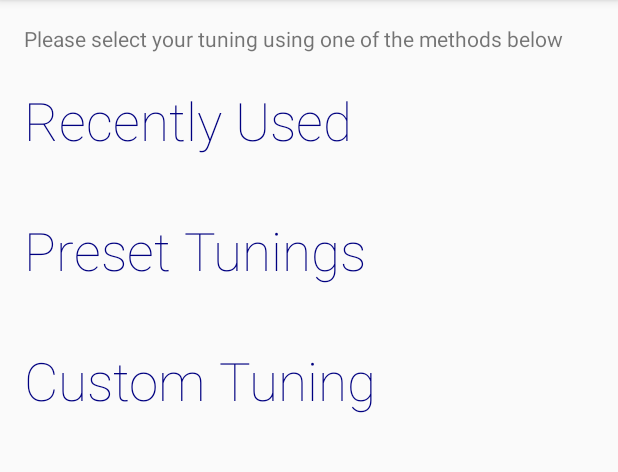
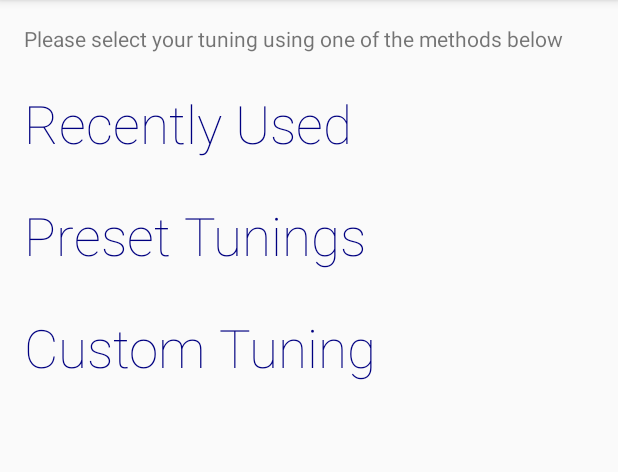
Before and after one commit to sk0g/FretGuide, an Android app: the screen it shows after launch (TuningSelectorActivity before the commit, WelcomeScreenActivity after it), on a phone screen of 412 x 824 dp, the part 84-556 px from its top. Run offline under Robolectric (Android 15) with nearby library versions, the light colour scheme and no system bars.

Commit message:
Layout changes, add preset screen
Adjust weights in selector screen

Add preset tuning selector screen

Initial work on preset screen

Added margins, base listview

Renamed to welcome screen for the sake of clarity

```diff
--- a/app/build.gradle
+++ b/app/build.gradle
@@ -24,7 +24,7 @@ android {
 
 dependencies {
     implementation fileTree(dir: 'libs', include: ['*.jar'])
-    implementation"org.jetbrains.kotlin:kotlin-stdlib-jre7:$kotlin_version"
+    implementation "org.jetbrains.kotlin:kotlin-stdlib-jre7:$kotlin_version"
     implementation 'com.android.support:appcompat-v7:27.1.1'
     implementation 'com.android.support.constraint:constraint-layout:1.1.1'
     testImplementation 'junit:junit:4.12'
--- a/app/src/main/AndroidManifest.xml
+++ b/app/src/main/AndroidManifest.xml
@@ -9,13 +9,14 @@
         android:roundIcon="@mipmap/ic_launcher_round"
         android:supportsRtl="true"
         android:theme="@style/AppTheme">
-        <activity android:name=".TuningSelectorActivity">
+        <activity android:name=".WelcomeScreenActivity">
             <intent-filter>
                 <action android:name="android.intent.action.MAIN" />
 
                 <category android:name="android.intent.category.LAUNCHER" />
             </intent-filter>
         </activity>
+        <activity android:name=".PresetTuningSelectorActivity"></activity>
     </application>
 
 </manifest>
--- a/app/src/main/java/com/example/sk0g/fretguide/TuningSelectorActivity.kt
+++ b/app/src/main/java/com/example/sk0g/fretguide/WelcomeScreenActivity.kt
@@ -6,14 +6,14 @@ import android.os.Bundle
 import android.widget.TextView
 import android.widget.Toast
 
-class TuningSelectorActivity : AppCompatActivity() {
+class WelcomeScreenActivity : AppCompatActivity() {
     lateinit var mRecentTextView: TextView
     lateinit var mPresetTextView: TextView
     lateinit var mCustomTextView: TextView
 
     override fun onCreate(savedInstanceState: Bundle?) {
         super.onCreate(savedInstanceState)
-        setContentView(R.layout.activity_tuning_selector)
+        setContentView(R.layout.activity_welcome_screen)
 
         val context: Context = this
 
--- a/app/src/main/res/layout/activity_tuning_selector.xml
+++ b/app/src/main/res/layout/activity_welcome_screen.xml
@@ -4,7 +4,7 @@
     xmlns:tools="http://schemas.android.com/tools"
     android:layout_width="match_parent"
     android:layout_height="match_parent"
-    tools:context=".TuningSelectorActivity"
+    tools:context=".WelcomeScreenActivity"
     android:orientation="vertical"
     android:layout_marginStart="16dp"
     android:layout_marginEnd="16dp"
@@ -21,7 +21,7 @@
         android:id="@+id/tuning_selector_recent_textview"
         android:layout_width="wrap_content"
         android:layout_height="0dp"
-        android:layout_weight="1"
+        android:layout_weight=".8"
         style="@style/TitleText"
         android:text="@string/tuning_selector_recents_text"/>
 
@@ -29,7 +29,7 @@
         android:id="@+id/tuning_selector_preset_textview"
         android:layout_width="wrap_content"
         android:layout_height="0dp"
-        android:layout_weight="1"
+        android:layout_weight=".8"
         style="@style/TitleText"
         android:text="@string/tuning_selector_preset_text"/>
 
@@ -37,7 +37,7 @@
         android:id="@+id/tuning_selector_custom_textview"
         android:layout_width="wrap_content"
         android:layout_height="0dp"
-        android:layout_weight="1"
+        android:layout_weight=".8"
         style="@style/TitleText"
         android:text="@string/tuning_selector_custom_text"/>
 
```
Also changed, not shown: app/src/main/java/com/example/sk0g/fretguide/PresetTuningSelectorActivity.kt (added, +11 -0 lines), app/src/main/res/layout/activity_preset_tuning_selector.xml (added, +19 -0 lines).
